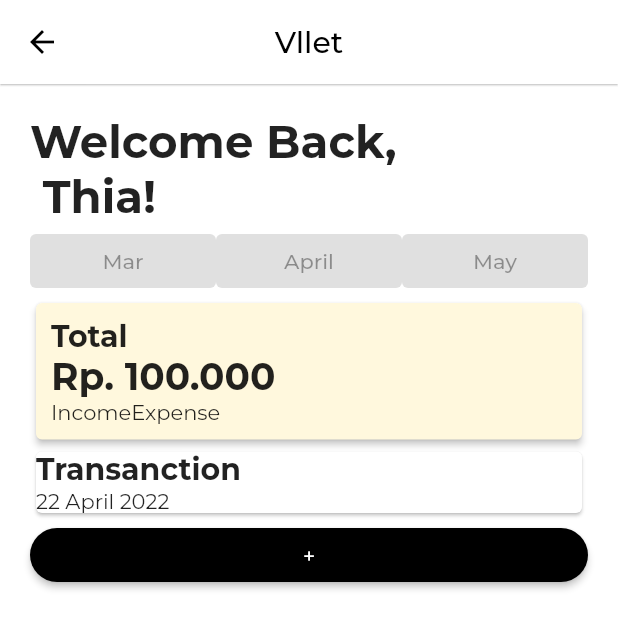
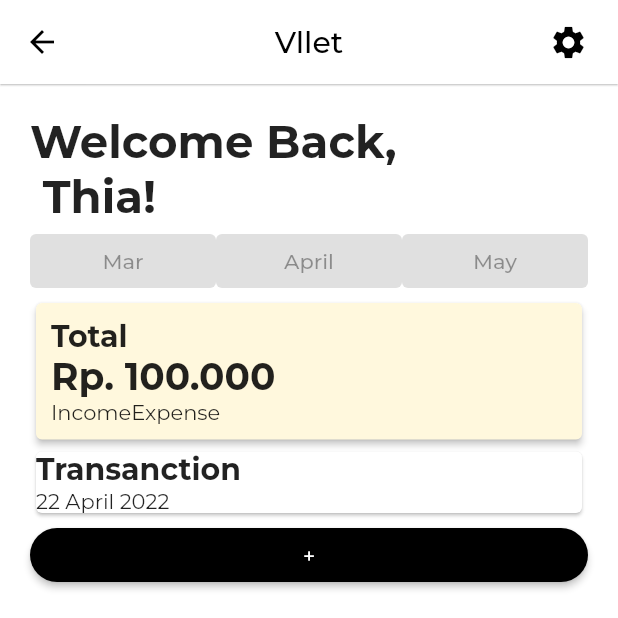
Before and after one commit to mjudianto/VLLET, a Flutter app: the Home screen opened directly, on a phone screen of 412 x 824 dp, the top half of it. Run offline on Flutter 3.47's test engine with Material 2 defaults, Android fonts, the phone set to English and light mode, and no system bars.

Commit message:
edit tampilan

```diff
--- a/lib/pages/home.dart
+++ b/lib/pages/home.dart
@@ -1,5 +1,6 @@
 import 'package:flutter/material.dart';
 import 'package:vllet/pages/addtransaction.dart';
+import 'package:vllet/pages/setting.dart';
 
 class Home extends StatefulWidget {
   Home({Key? key}) : super(key: key);
@@ -18,6 +19,22 @@ class _HomeState extends State<Home> {
         foregroundColor: Colors.black,
         backgroundColor: Colors.white,
         elevation: 0.5,
+        actions: [
+          Padding(
+              padding: EdgeInsets.only(right: 20.0),
+              child: GestureDetector(
+                onTap: () {
+                  Navigator.push(
+                    context,
+                    MaterialPageRoute(builder: (context) => Setting()),
+                  );
+                },
+                child: Icon(
+                  Icons.settings,
+                  size: 26.0,
+                ),
+              ))
+        ],
       ),
       body: Padding(
         padding: const EdgeInsets.all(20.0),
```
Also changed, not shown: lib/pages/setting.dart (+51 -3 lines).
